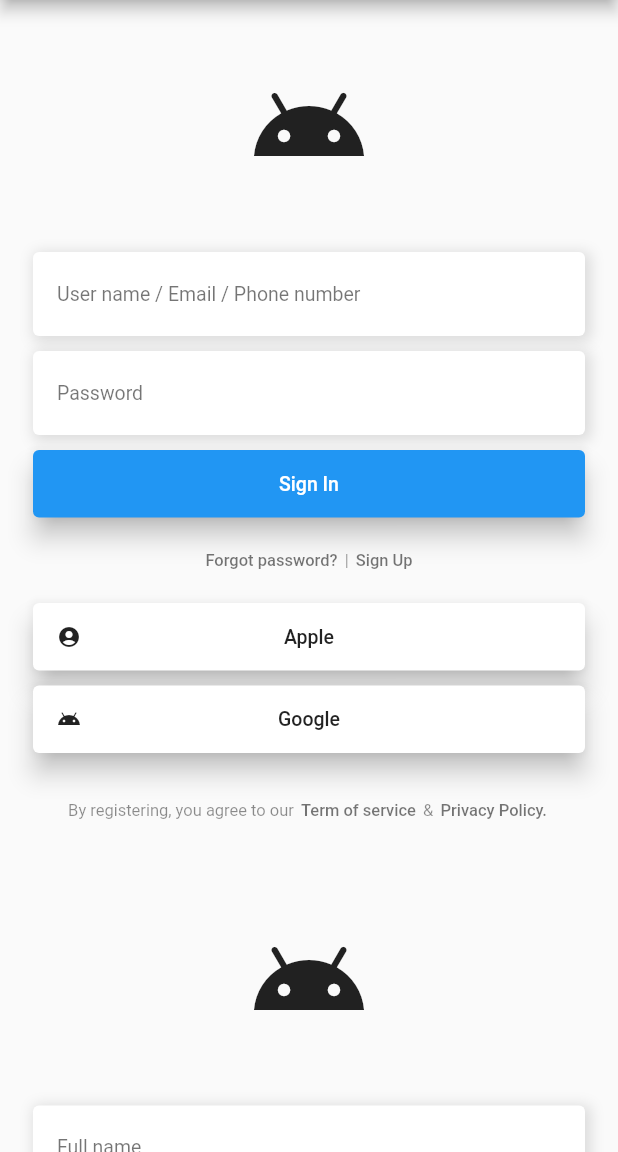
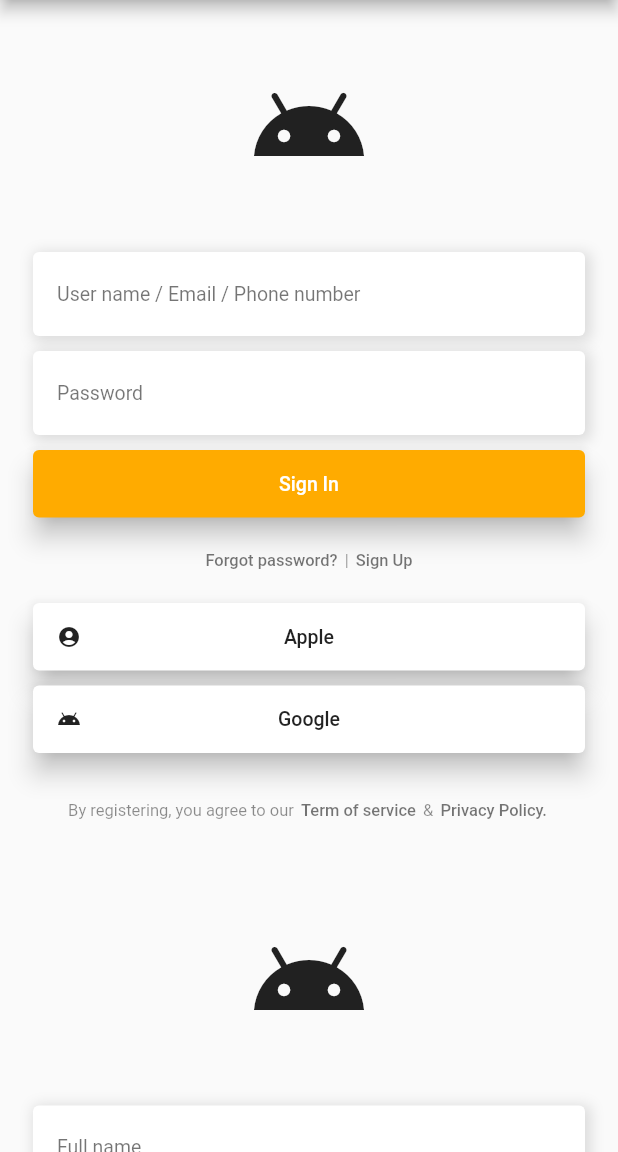
Before and after one commit to minhhung2556/romantic_project_flutter_login_template, a Flutter app: the screen it shows after launch, on a phone screen of 412 x 824 dp, the part 84-1236 px from its top. Run offline on Flutter 3.47's test engine with Material 2 defaults, Android fonts, the phone set to English and light mode, and no system bars.

Commit message:
change colors

```diff
--- a/lib/commons.dart
+++ b/lib/commons.dart
@@ -2,9 +2,9 @@ import 'package:flutter/material.dart';
 import 'package:flutter/services.dart';
 import 'package:flutter/widgets.dart';
 
-const _kColorPrimary = Colors.blue;
-const _kColorPrimaryDark = Colors.indigo;
-const _kColorPrimaryLight = Colors.lightBlueAccent;
+const _kColorPrimary = Color(0xffffab00);
+const _kColorPrimaryDark = Color(0xffc67c00);
+const _kColorPrimaryLight = Color(0xffffdd4b);
 const _kColorButtonOverlay = Colors.black12;
 const _kColorTextDark = Colors.black87;
 const _kColorTextLight = Colors.white;
```
